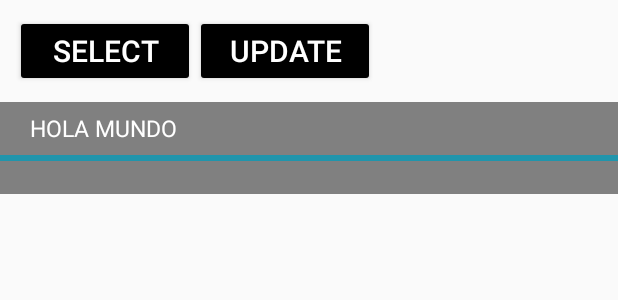
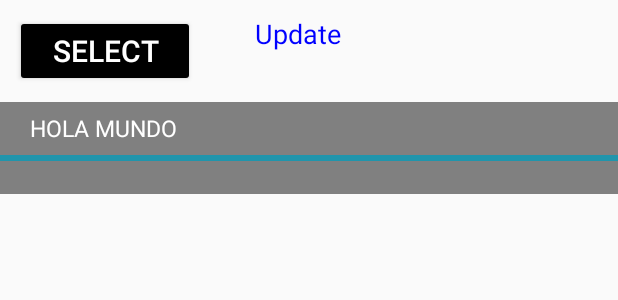
Before and after one commit to linkperu78/VisualStudio_examples, an Android app: the layout setting_fragment.xml on its own in the app's theme, with its tools: preview values and no code run, on a phone screen of 412 x 824 dp. Shown: the top 300 px of the screen. Run offline under Robolectric (Android 15) with nearby library versions, the phone set to English and light mode, and no system bars.

Commit message:
Se realiza el menu detallado

```diff
--- a/App_version1/app/src/main/java/com/example/uhf/activity/UHFMainActivity.java
+++ b/App_version1/app/src/main/java/com/example/uhf/activity/UHFMainActivity.java
@@ -12,9 +12,12 @@ import android.os.Build;
 import android.os.Bundle;
 import android.os.Environment;
 import android.provider.Settings;
+import android.text.Editable;
 import android.util.Log;
+import android.widget.EditText;
 import android.widget.Toast;
 
+import androidx.appcompat.app.AlertDialog;
 import androidx.core.app.ActivityCompat;
 import androidx.fragment.app.FragmentManager;
 import androidx.fragment.app.FragmentTabHost;
@@ -53,6 +56,8 @@ public class UHFMainActivity extends BaseTabFragmentActivity {
     static public String[] header;
     static public String file_name="";
     static public String folder_path=Environment.getExternalStorageDirectory().getAbsolutePath();
+
+
 
 
     /**
--- a/App_version1/app/src/main/java/com/example/uhf/fragment/SettingFragment.java
+++ b/App_version1/app/src/main/java/com/example/uhf/fragment/SettingFragment.java
@@ -41,7 +41,7 @@ public class SettingFragment extends KeyDwonFragment{
     public TextView tv_data;
     public Button btn_clear;
     private Button btn_select;
-    private Button btn_reset;
+    public TextView tv_modified;
     private TextView tv_folder_path;
     private RecyclerView setting_rv;
     private ActivityResultLauncher<Intent> resultLauncher;
@@ -74,7 +74,7 @@ public class SettingFragment extends KeyDwonFragment{
         mContext = (UHFMainActivity) getActivity();
         mContext.currentFragment = this;
         tv_data= getView().findViewById(R.id.read_file);
-        btn_reset=getView().findViewById(R.id.btn_reset);
+        tv_modified = getView().findViewById(R.id.tv_date_modified);
         btn_select=getView().findViewById(R.id.btn_select);
         setting_rv=getView().findViewById(R.id.setting_rv);
         tv_folder_path=getView().findViewById(R.id.tv_nonFiles);
@@ -113,7 +113,6 @@ public class SettingFragment extends KeyDwonFragment{
         folder_path_fixed = UHFMainActivity.folder_path;
         rv_adapter = new MyRvAdapter(getContext(),folder_path_fixed,SettingFragment.this);
         refresh_reciclerview(folder_path_fixed);
-
         Log.d(TAG, "onResume: " + my_actual_file_path);
 
     }
--- a/App_version1/app/src/main/res/layout/setting_fragment.xml
+++ b/App_version1/app/src/main/res/layout/setting_fragment.xml
@@ -19,14 +19,15 @@
             android:text="Select"
             android:textColor="@color/white" />
 
-        <Button
-            android:id="@+id/btn_reset"
-            android:layout_width="120dp"
-            android:layout_height="wrap_content"
-            android:backgroundTint="@color/black"
-            android:textSize="20dp"
+        <TextView
+            android:id="@+id/tv_date_modified"
+            android:layout_width="match_parent"
+            android:layout_height="match_parent"
+            android:layout_marginLeft="40dp"
+            android:layout_marginRight="5dp"
+            android:textSize="18dp"
             android:text="Update"
-            android:textColor="@color/white" />
+            android:textColor="@color/blue" />
 
 
 
```
Also changed, not shown: App_version1/app/src/main/java/com/example/uhf/adapter/MyRvAdapter.java (+6 -6 lines), App_version1/app/src/main/java/com/example/uhf/fragment/UHFReadTagFragment.java (+11 -0 lines), App_version1/app/src/main/res/layout/item_list_popup.xml (added, +34 -0 lines), 36 other files.
